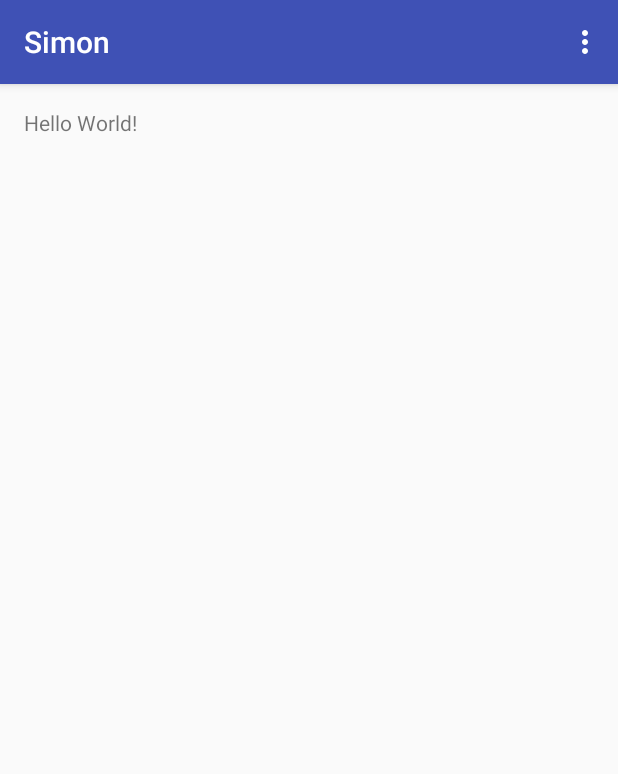
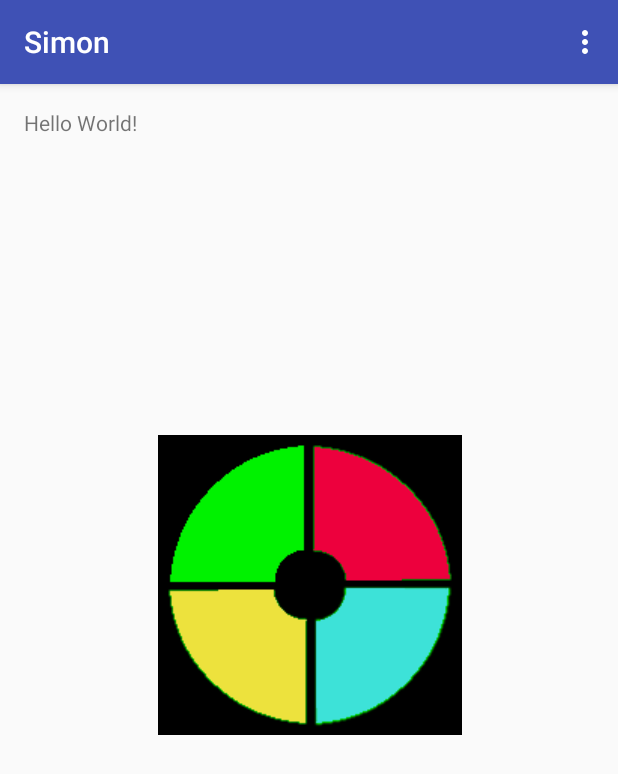
Before and after one commit to gary-larson/Simon, an Android app: the MainActivity screen opened directly, with no data from a screen before it, on a phone screen of 412 x 824 dp. Shown: the top 774 px of the screen. Run offline under Robolectric (Android 15) with nearby library versions, the phone set to English and light mode, and no system bars.

Commit message:
Finished Timing for button presses

```diff
--- a/app/src/main/java/com/example/gary/simon/MainActivity.java
+++ b/app/src/main/java/com/example/gary/simon/MainActivity.java
@@ -1,16 +1,33 @@
 package com.example.gary.simon;
 
 import android.content.pm.ActivityInfo;
+import android.graphics.drawable.Drawable;
 import android.os.Bundle;
 import android.support.design.widget.FloatingActionButton;
 import android.support.design.widget.Snackbar;
 import android.support.v7.app.AppCompatActivity;
 import android.support.v7.widget.Toolbar;
+import android.util.Log;
 import android.view.View;
 import android.view.Menu;
 import android.view.MenuItem;
+import android.widget.ImageButton;
 
-public class MainActivity extends AppCompatActivity {
+import java.util.Timer;
+import java.util.TimerTask;
+
+public class MainActivity extends AppCompatActivity
+    implements View.OnClickListener{
+
+    // Set Constants for the three different speeds of the game
+    private final int BUTTON_DELAY_1 = 500;
+    private final int BUTTON_DELAY_2 = 400;
+    private final int BUTTON_DELAY_3 = 300;
+
+    // setup member variables
+    private Timer timer;
+    private int iIb, iDr, iDelay = BUTTON_DELAY_1;
+    private int count = 0;
 
     @Override
     protected void onCreate(Bundle savedInstanceState) {
@@ -20,8 +37,65 @@ public class MainActivity extends AppCompatActivity {
         Toolbar toolbar = (Toolbar) findViewById(R.id.toolbar);
         setSupportActionBar(toolbar);
 
+        // Set up the listeners for the four buttons (all the same listener)
+        ImageButton ib = (ImageButton) findViewById(R.id.topLeft_imageButton);
+        ib.setOnClickListener(this);
+        ib = (ImageButton) findViewById(R.id.topRight_imageButton);
+        ib.setOnClickListener(this);
+        ib = (ImageButton) findViewById(R.id.bottomLeft_imageButton);
+        ib.setOnClickListener(this);
+        ib = (ImageButton) findViewById(R.id.bottomRight_imageButton);
+        ib.setOnClickListener(this);
+    }
 
+    // method to change image to pressed image and start the timer
+    private void setImageButton(int dr) {
+        ImageButton ib = (ImageButton) findViewById(iIb);
+        ib.setImageResource  (dr);
+        if (timer == null) {
+            timer = new Timer();
+            timer.schedule(new ButtonTask(), iDelay);
+        }
     }
+
+    // Method to reset the button to its original state
+    private void resetImageButton(int dr) {
+        ImageButton ib = (ImageButton) findViewById(iIb);
+        ib.setImageResource  (dr);
+    }
+
+    // cancel timer if activity loses focus
+    @Override
+    protected void onPause() {
+        super.onPause();
+        cancelButton();
+    }
+
+    // method to cancel timer
+    private void cancelButton() {
+        if (timer != null) {
+            timer.cancel();
+            timer = null;
+        }
+    }
+
+    // Callback method for the timer resets image and cancels timer Count is for debugging
+    class ButtonTask extends TimerTask {
+        @Override
+        public void run() {
+
+            runOnUiThread(new Runnable() {
+                @Override
+                public void run() {
+                    resetImageButton(iDr);
+                    Log.i("ButtonTask", "-------------- " + count);
+                }
+            });
+            count++;
+            cancelButton();
+        }
+    }
+
 
     @Override
     public boolean onCreateOptionsMenu(Menu menu) {
@@ -44,4 +118,33 @@ public class MainActivity extends AppCompatActivity {
 
         return super.onOptionsItemSelected(item);
     }
+
+    // method to handle button clicks if timer is running buttons are disabled
+    @Override
+    public void onClick(View v) {
+        if (timer == null) {
+            switch (v.getId()) {
+                case R.id.topLeft_imageButton:
+                    iIb = R.id.topLeft_imageButton;
+                    iDr = R.drawable.green_tl;
+                    setImageButton(R.drawable.pressed_tl);
+                    break;
+                case R.id.topRight_imageButton:
+                    iIb = R.id.topRight_imageButton;
+                    iDr = R.drawable.red_tr;
+                    setImageButton(R.drawable.pressed_tr);
+                    break;
+                case R.id.bottomLeft_imageButton:
+                    iIb = R.id.bottomLeft_imageButton;
+                    iDr = R.drawable.yellow_bl;
+                    setImageButton(R.drawable.pressed_bl);
+                    break;
+                case R.id.bottomRight_imageButton:
+                    iIb = R.id.bottomRight_imageButton;
+                    iDr = R.drawable.cyan_br;
+                    setImageButton(R.drawable.pressed_br);
+                    break;
+            }
+        }
+    }
 }
--- a/app/src/main/res/layout/content_main.xml
+++ b/app/src/main/res/layout/content_main.xml
@@ -17,4 +17,50 @@
         android:layout_width="wrap_content"
         android:layout_height="wrap_content"
         android:text="Hello World!" />
+
+    <ImageButton
+        android:layout_width="wrap_content"
+        android:layout_height="wrap_content"
+        app:srcCompat="@drawable/yellow_bl"
+        android:contentDescription="@string/yellow_button"
+        android:id="@+id/bottomLeft_imageButton"
+        android:layout_centerVertical="true"
+        android:layout_alignStart="@+id/topLeft_imageButton"
+        android:background="@android:color/black"
+        android:scaleType="fitCenter" />
+
+    <ImageButton
+        android:layout_width="wrap_content"
+        android:layout_height="wrap_content"
+        app:srcCompat="@drawable/green_tl"
+        android:contentDescription="@string/green_button"
+        android:id="@+id/topLeft_imageButton"
+        android:scaleType="fitCenter"
+        android:background="@android:color/black"
+        android:layout_above="@+id/bottomLeft_imageButton"
+        android:layout_toStartOf="@+id/bottomRight_imageButton"
+         />
+
+    <ImageButton
+        android:layout_width="wrap_content"
+        android:layout_height="wrap_content"
+        app:srcCompat="@drawable/red_tr"
+        android:contentDescription="@string/red_button"
+        android:id="@+id/topRight_imageButton"
+        android:layout_marginEnd="88dp"
+        android:background="@android:color/black"
+        android:scaleType="fitCenter"
+        android:layout_alignTop="@+id/topLeft_imageButton"
+        android:layout_alignParentEnd="true" />
+
+    <ImageButton
+        android:layout_width="wrap_content"
+        android:layout_height="wrap_content"
+        app:srcCompat="@drawable/cyan_br"
+        android:contentDescription="@string/cyan_button"
+        android:id="@+id/bottomRight_imageButton"
+        android:background="@android:color/black"
+        android:scaleType="fitCenter"
+        android:layout_below="@+id/topRight_imageButton"
+        android:layout_alignStart="@+id/topRight_imageButton" />
 </RelativeLayout>
--- a/app/src/main/res/values/strings.xml
+++ b/app/src/main/res/values/strings.xml
@@ -5,6 +5,10 @@
     <string name="about">About</string>
     <string name="score">Score</string>
     <string name="game_title">Simon</string>
+    <string name="yellow_button">Yellow Button</string>
+    <string name="cyan_button">Cyan Button</string>
+    <string name="red_button">Red Button</string>
+    <string name="green_button">Green Button</string>
 
 
 </resources>
```
Also changed, not shown: app/src/main/res/drawable/cyan_br.png (added), app/src/main/res/drawable/cyan_lr.png (deleted), app/src/main/res/drawable/green_tl.png (added), app/src/main/res/drawable/green_ul.png (deleted), app/src/main/res/drawable/red_tr.png (added), app/src/main/res/drawable/red_ur.png (deleted), app/src/main/res/drawable/yellow_bl.png (added), app/src/main/res/drawable/yellow_ll.png (deleted).
